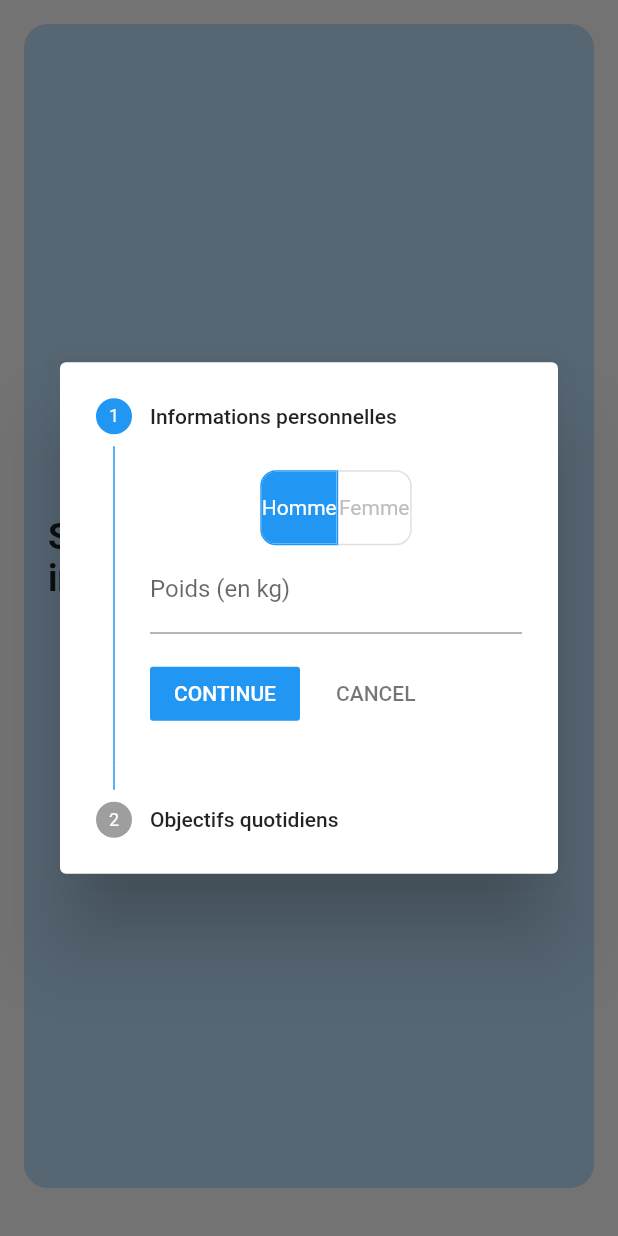
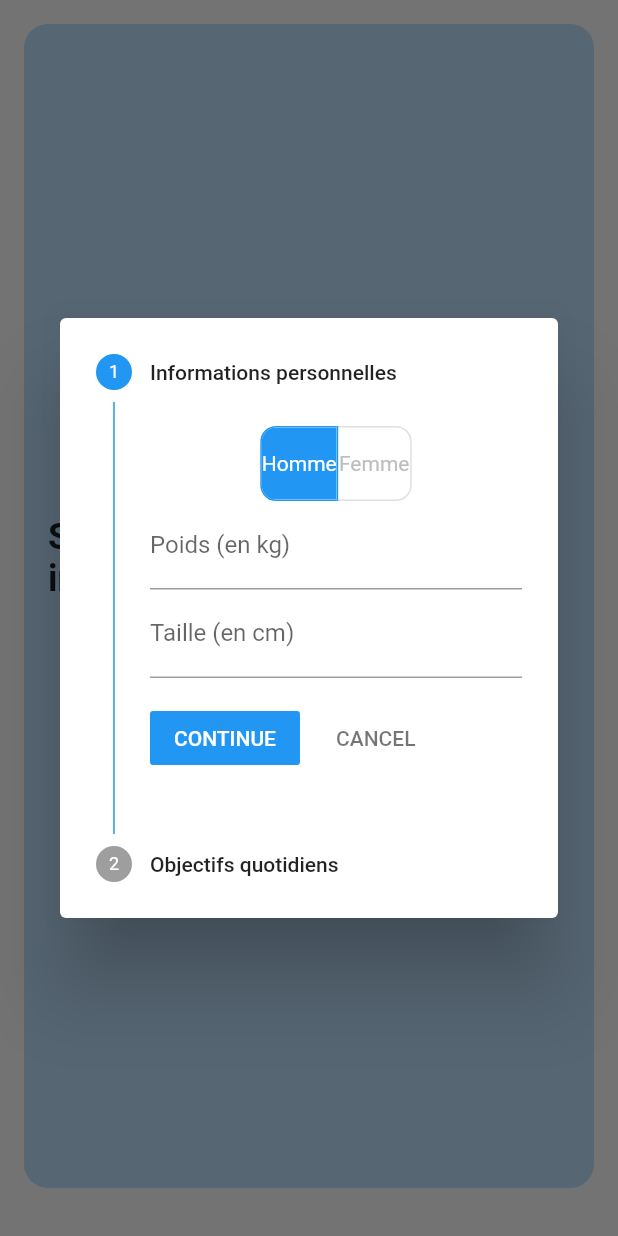
Before and after one commit to HC-DevE/Flutter-projects, a Flutter app: the HydratationPage screen opened directly, after a tap on "Set Daily Goal", on a phone screen of 412 x 824 dp. Run offline on Flutter 3.47's test engine with Material 2 defaults, Android fonts, the phone set to English and light mode, and no system bars; our stand-ins replace dots_indicator, firebase_auth, firebase_core, get, google_fonts, google_nav_bar and 2 more; accounts and stored records are empty.

Commit message:
add height value

```diff
--- a/watintake_dribble_design/lib/widgets/daily_goal_form.dart
+++ b/watintake_dribble_design/lib/widgets/daily_goal_form.dart
@@ -14,6 +14,7 @@ class DailyGoalFormState extends State<DailyGoalForm> {
   double? weight;
   double? dailyGoal;
   String? unit;
+  double? height;
 
   late SharedPreferences _prefs;
 
@@ -21,29 +22,29 @@ class DailyGoalFormState extends State<DailyGoalForm> {
   void initState() {
     super.initState();
     gender = "male";
-    unit = "oz";
+    unit = "cl";
     _initPrefs();
   }
 
   Future<void> _initPrefs() async {
     _prefs = await SharedPreferences.getInstance();
   }
-
 void _saveFormValues() {
   _prefs.setString('gender', gender ?? '');
   _prefs.setDouble('weight', weight ?? 0.0);
+  _prefs.setDouble('height', height ?? 0.0);
   _prefs.setDouble('dailyGoal', dailyGoal ?? 0.0);
   _prefs.setString('unit', unit ?? '');
 }
 
-  void _loadFormValues() {
-    setState(() {
-      gender = _prefs.getString('gender');
-      weight = _prefs.getDouble('weight');
-      dailyGoal = _prefs.getDouble('dailyGoal');
-      unit = _prefs.getString('unit');
-    });
-  }
+  // void _loadFormValues() {
+  //   setState(() {
+  //     gender = _prefs.getString('gender');
+  //     weight = _prefs.getDouble('weight');
+  //     dailyGoal = _prefs.getDouble('dailyGoal');
+  //     unit = _prefs.getString('unit');
+  //   });
+  // }
 
   @override
   Widget build(BuildContext context) {
@@ -87,6 +88,17 @@ class DailyGoalFormState extends State<DailyGoalForm> {
           });
         },
         initialValue: weight?.toStringAsFixed(2),
+      ),
+      TextFormField(
+        keyboardType: TextInputType.number,
+        decoration: const InputDecoration(labelText: 'Taille (en cm)'),
+        onChanged: (value) {
+          setState(() {
+            height = double.tryParse(value);
+            _saveFormValues();
+          });
+        },
+        initialValue: height?.toStringAsFixed(2),
       ),
     ],
   ),
```
Lines whose indentation alone changed are shown as unchanged.
